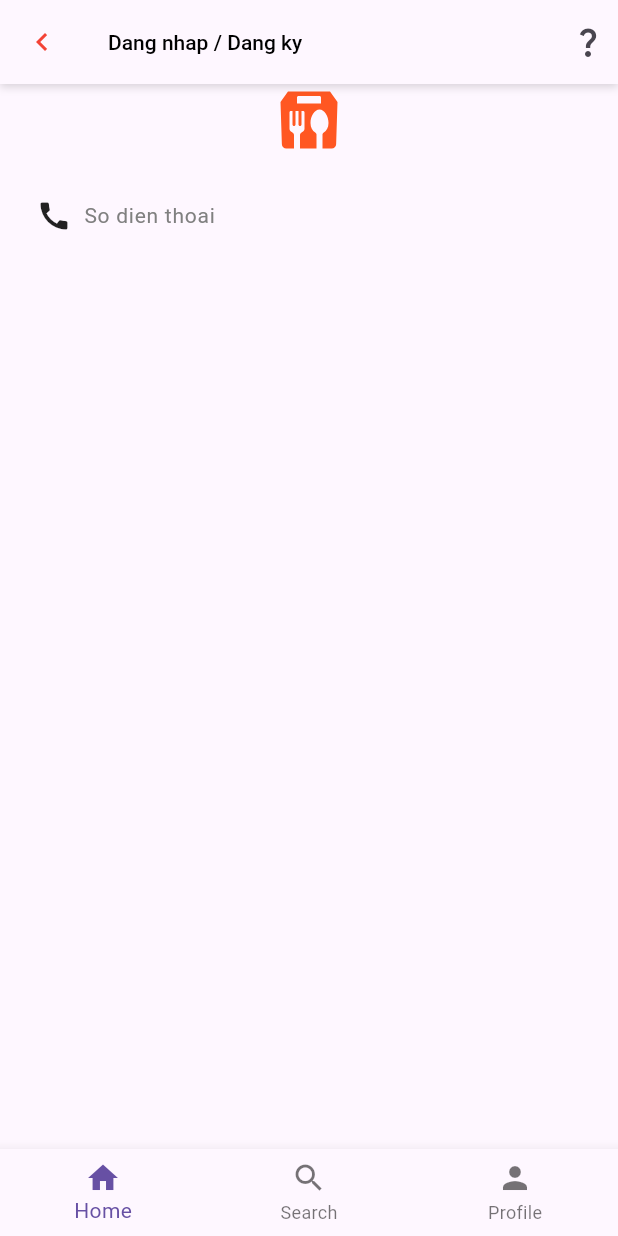
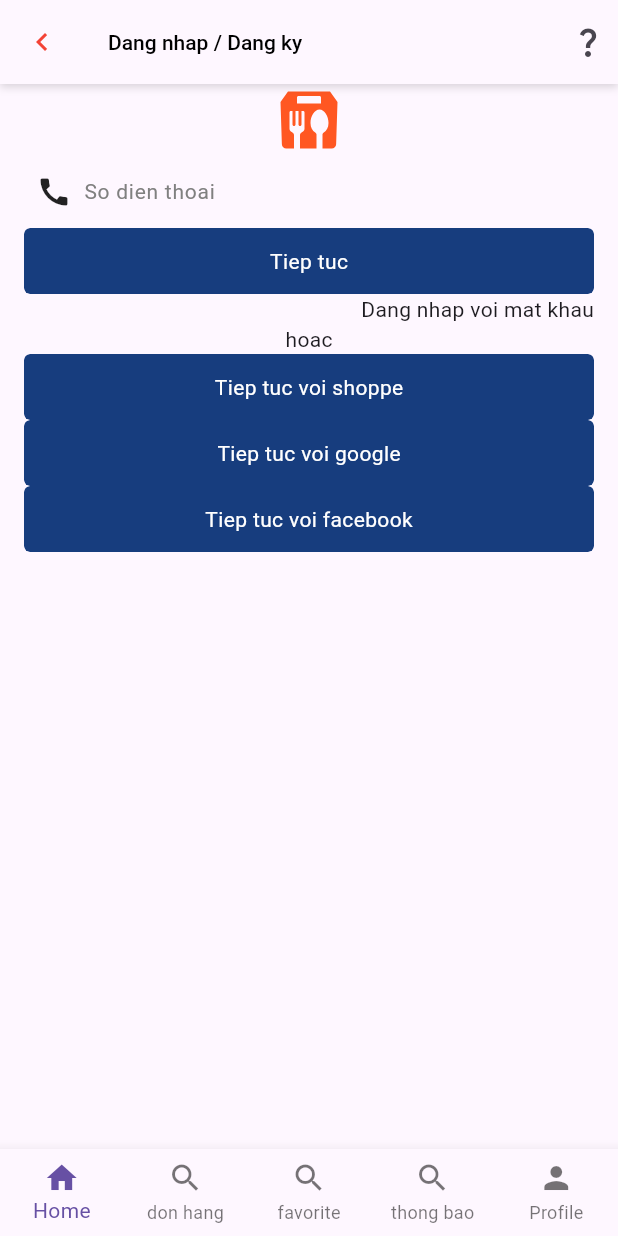
Before and after one commit to quocdat2806/shoppe_mobile, a Flutter app: the screen it shows after launch, on a phone screen of 412 x 824 dp. Run offline on Flutter 3.47's test engine with Material 3 defaults, Android fonts, the phone set to English and light mode, and no system bars; our stand-ins replace cached_network_image, carousel_slider, device_info_plus, dio, equatable, firebase_auth and 10 more; accounts and stored records are empty; generated files the repository leaves out were written again.

Commit message:
login feature

```diff
--- a/lib/core/common/widgets/text_field/app_text_field.dart
+++ b/lib/core/common/widgets/text_field/app_text_field.dart
@@ -39,11 +39,7 @@ class AppTextField extends StatelessWidget {
 
   @override
   Widget build(BuildContext context) {
-    return Container(
-      // decoration: BoxDecoration(
-      //
-      // ),
-      child: Row(
+    return Row(
       children: [
         const SizedBox(width: 8),
         prefixIcon ?? const SizedBox.shrink(),
@@ -65,7 +61,6 @@ class AppTextField extends StatelessWidget {
         const SizedBox(width: 8),
         suffixIcon??const SizedBox.shrink()
       ],
-      ),
     );
     // return Padding(
     //   padding: const EdgeInsets.symmetric(horizontal: 12),
--- /dev/null
+++ b/lib/core/enums/load_status.dart
@@ -0,0 +1,6 @@
+enum LoadStatus{
+  initial,
+  loading,
+  error,
+  success
+}
--- /dev/null
+++ b/lib/core/enums/login.dart
@@ -0,0 +1,18 @@
+enum Login { sms, email, google, shoppe, facebook }
+
+extension LoginExt on Login {
+  String title() {
+    switch (this) {
+      case Login.sms:
+        return "Dang nhap bang mat khau";
+      case Login.email:
+        return "Dang nhap bang sms";
+      case Login.google:
+        return "";
+      case Login.shoppe:
+        return "";
+      case Login.facebook:
+        return "";
+    }
+  }
+}
--- /dev/null
+++ b/lib/features/auth/presention/notifier/auth_page_notifier_provider.dart
@@ -0,0 +1,8 @@
+import 'package:flutter_riverpod/flutter_riverpod.dart';
+import 'package:shoppe/features/auth/presention/state/auth_page_state.dart';
+import 'package:shoppe/features/auth/presention/state/auth_page_state_notifier.dart';
+
+final authPageStateNotifierProvider =
+StateNotifierProvider<AuthPageStateNotifier, AuthState>((ref) {
+  return AuthPageStateNotifier();
+});
--- a/lib/features/auth/presention/page/auth_page.dart
+++ b/lib/features/auth/presention/page/auth_page.dart
@@ -1,27 +1,20 @@
+import 'package:firebase_auth/firebase_auth.dart';
 import 'package:flutter/material.dart';
 import 'package:flutter_riverpod/flutter_riverpod.dart';
 import 'package:shoppe/core/common/svgs/app_svgs.dart';
 import 'package:shoppe/core/common/widgets/appbar/app_bar_widget.dart';
 import 'package:flutter_svg/flutter_svg.dart';
+import 'package:shoppe/core/common/widgets/buttons/app_button.dart';
 import 'package:shoppe/core/common/widgets/text_field/app_text_field.dart';
-
-class AuthPage extends ConsumerStatefulWidget {
-  const AuthPage({super.key});
-
+import 'package:google_sign_in/google_sign_in.dart';
+import 'package:shoppe/core/enums/login.dart';
+import 'package:shoppe/features/auth/presention/notifier/auth_page_notifier_provider.dart';
+class AuthPage extends ConsumerWidget {
   @override
-  AuthPageState createState() => AuthPageState();
-}
-
-class AuthPageState extends ConsumerState<AuthPage> {
-  late final TextEditingController _controller = TextEditingController();
-
-  @override
-  void initState() {
-    super.initState();
-  }
-
-  @override
-  Widget build(BuildContext context) {
+  Widget build(BuildContext context, WidgetRef ref) {
+   final authPageNotifierProvider = ref.watch(authPageStateNotifierProvider);
+   final authPageNotifier = ref.watch(authPageStateNotifierProvider.notifier);
+   late final TextEditingController _controller = TextEditingController();
     return Scaffold(
       appBar: const AppBarWidget(
         title: 'Dang nhap / Dang ky',
@@ -35,21 +28,134 @@ class AuthPageState extends ConsumerState<AuthPage> {
         ],
       ),
       body: SafeArea(
-        child: Column(
-          crossAxisAlignment: CrossAxisAlignment.center,
-          children: [
-            SvgPicture.asset(AppSVGs.icMeal),
-            Padding(
-              padding: const EdgeInsets.all(16.0),
-              child: AppTextField(
+        child: Padding(
+          padding: const EdgeInsets.symmetric(horizontal: 16),
+          child: Column(
+            children: [
+              SvgPicture.asset(AppSVGs.icMeal),
+              AppTextField(
                 controller: _controller,
                 prefixIcon: const Icon(Icons.call),
                 hintText: 'So dien thoai',
               ),
-            )
-          ],
+              const AppButton(
+                title: 'Tiep tuc',
+              ),
+              Align(
+                alignment: Alignment.centerRight,
+                child: InkWell(onTap: ()=>{
+                  authPageNotifier.switchMethodLogin(Login.email)
+                },child: Text("Dang nhap voi mat khau",)),
+
+              ),
+              Text("hoac"),
+              const AppButton(
+                onPressed: signInWithGoogle,
+                title: 'Tiep tuc voi shoppe',
+              ),
+              const AppButton(
+                title: 'Tiep tuc voi google',
+              ),
+              const AppButton(
+                title: 'Tiep tuc voi facebook',
+              ),
+              // const AppButton(
+              //   title: 'Tiep tuc voi shoppe',
+              // ),
+              // const AppButton(
+              //   title: 'Tiep tuc',
+              // ),
+            ],
+          ),
         ),
       ),
     );
   }
+
 }
+
+// class AuthPageState extends ConsumerState<AuthPage> {
+//   late final TextEditingController _controller = TextEditingController();
+//   @override
+//   void initState() {
+//     super.initState();
+//   }
+//
+//   @override
+//   Widget build(BuildContext context) {
+//     return Scaffold(
+//       appBar: const AppBarWidget(
+//         title: 'Dang nhap / Dang ky',
+//         leadingIcon: Icon(
+//           Icons.navigate_before,
+//           color: Colors.red,
+//         ),
+//         actionIcons: [
+//           Icon(Icons.question_mark),
+//           SizedBox(width: 8),
+//         ],
+//       ),
+//       body: SafeArea(
+//         child: Padding(
+//           padding: const EdgeInsets.symmetric(horizontal: 16),
+//           child: Column(
+//             children: [
+//               SvgPicture.asset(AppSVGs.icMeal),
+//               AppTextField(
+//                 controller: _controller,
+//                 prefixIcon: const Icon(Icons.call),
+//                 hintText: 'So dien thoai',
+//               ),
+//               const AppButton(
+//                 title: 'Tiep tuc',
+//               ),
+//               Align(
+//                 alignment: Alignment.centerRight,
+//                 child: InkWell(onTap: ()=>{
+//
+//                 },child: Text("Dang nhap voi mat khau",)),
+//
+//               ),
+//               Text("hoac"),
+//               const AppButton(
+//                 onPressed: signInWithGoogle,
+//                 title: 'Tiep tuc voi shoppe',
+//               ),
+//               const AppButton(
+//                 title: 'Tiep tuc voi google',
+//               ),
+//               const AppButton(
+//                 title: 'Tiep tuc voi facebook',
+//               ),
+//               // const AppButton(
+//               //   title: 'Tiep tuc voi shoppe',
+//               // ),
+//               // const AppButton(
+//               //   title: 'Tiep tuc',
+//               // ),
+//             ],
+//           ),
+//         ),
+//       ),
+//     );
+//   }
+//
+// }
+
+  Future<UserCredential> signInWithGoogle() async {
+  print("vao");
+    // Trigger the authentication flow
+    final GoogleSignInAccount? googleUser = await GoogleSignIn().signIn();
+
+    // Obtain the auth details from the request
+    final GoogleSignInAuthentication? googleAuth = await googleUser?.authentication;
+
+    // Create a new credential
+    final credential = GoogleAuthProvider.credential(
+      accessToken: googleAuth?.accessToken,
+      idToken: googleAuth?.idToken,
+    );
+
+    // Once signed in, return the UserCredential
+    return await FirebaseAuth.instance.signInWithCredential(credential);
+  }
--- a/lib/features/main/presention/notifier/main_page_notifier_provider.dart
+++ b/lib/features/main/presention/notifier/main_page_notifier_provider.dart
@@ -4,6 +4,6 @@ import '/features/main/presention/state/main_page_state.dart';
 import '/features/main/presention/state/main_page_state_notifier.dart';
 
 final mainPageStateNotifierProvider =
-StateNotifierProvider<MainPageStateNotifier, MainPageState>((ref) {
+StateNotifierProvider<MainPageStateNotifier, MainState>((ref) {
   return MainPageStateNotifier();
 });
--- a/lib/features/main/presention/page/main_page.dart
+++ b/lib/features/main/presention/page/main_page.dart
@@ -16,8 +16,9 @@ class MainPage extends ConsumerWidget {
     debugPrint("index $mainPageState");
     return MaterialApp(
       home: Scaffold(
-        body: const AuthPage(), // new
+        body:  AuthPage(), // new
         bottomNavigationBar: BottomNavigationBar(
+          type:BottomNavigationBarType.fixed ,
           currentIndex: mainPageState.currentIndexPage, // new
           onTap:(index){
             mainPageNotifier.handleSwitchTab(currentIndexTab: index);
@@ -29,7 +30,15 @@ class MainPage extends ConsumerWidget {
             ),
             BottomNavigationBarItem(
               icon: Icon(Icons.search),
-              label: 'Search',
+              label: 'don hang',
+            ),
+            BottomNavigationBarItem(
+              icon: Icon(Icons.search),
+              label: 'favorite',
+            ),
+            BottomNavigationBarItem(
+              icon: Icon(Icons.search),
+              label: 'thong bao',
             ),
             BottomNavigationBarItem(icon: Icon(Icons.person), label: 'Profile')
           ],
--- a/lib/features/main/presention/state/main_page_state_notifier.dart
+++ b/lib/features/main/presention/state/main_page_state_notifier.dart
@@ -1,10 +1,9 @@
 import 'package:flutter_riverpod/flutter_riverpod.dart';
 import '/features/main/presention/state/main_page_state.dart';
 
-class MainPageStateNotifier extends StateNotifier<MainPageState> {
-  MainPageStateNotifier():super(const MainPageState(currentIndexPage: 0));
+class MainPageStateNotifier extends StateNotifier<MainState> {
+  MainPageStateNotifier():super(const MainState(currentIndexPage: 0));
   void handleSwitchTab({int currentIndexTab = 0}){
     state = state.copyWith(currentIndexPage: currentIndexTab);
-
   }
 }
--- a/pubspec.yaml
+++ b/pubspec.yaml
@@ -49,6 +49,10 @@ dependencies:
   logger: ^2.3.0
   go_router: ^14.1.4
   pretty_dio_logger: ^1.3.1
+  firebase_core: ^3.1.1
+  google_sign_in: ^6.2.1
+  firebase_auth: ^5.1.1
+  carousel_slider: ^4.2.1
 
 dev_dependencies:
   flutter_test:
```
Also changed, not shown: lib/features/auth/presention/state/auth_page_state.dart (added, +25 -0 lines), lib/features/auth/presention/state/auth_page_state_notifier.dart (added, +21 -0 lines), lib/features/home/presention/pages/home_page.dart (+78 -58 lines), lib/features/home/presention/widgets/banner_item.dart (added, +20 -0 lines), lib/features/home/presention/widgets/category_item.dart (added, +10 -0 lines), lib/features/home/presention/widgets/dot_item.dart (added, +15 -0 lines), lib/features/home/presention/widgets/list_category.dart (added, +32 -0 lines), lib/features/home/presention/widgets/mock_data_banner.dart (added, +8 -0 lines), lib/features/main/presention/state/main_page_state.dart (+4 -4 lines), lib/main.dart (+8 -2 lines), firebase.json (added), lib/firebase_options.dart (added), pubspec.lock, 6 other files. Lines whose indentation alone changed are shown as unchanged.
